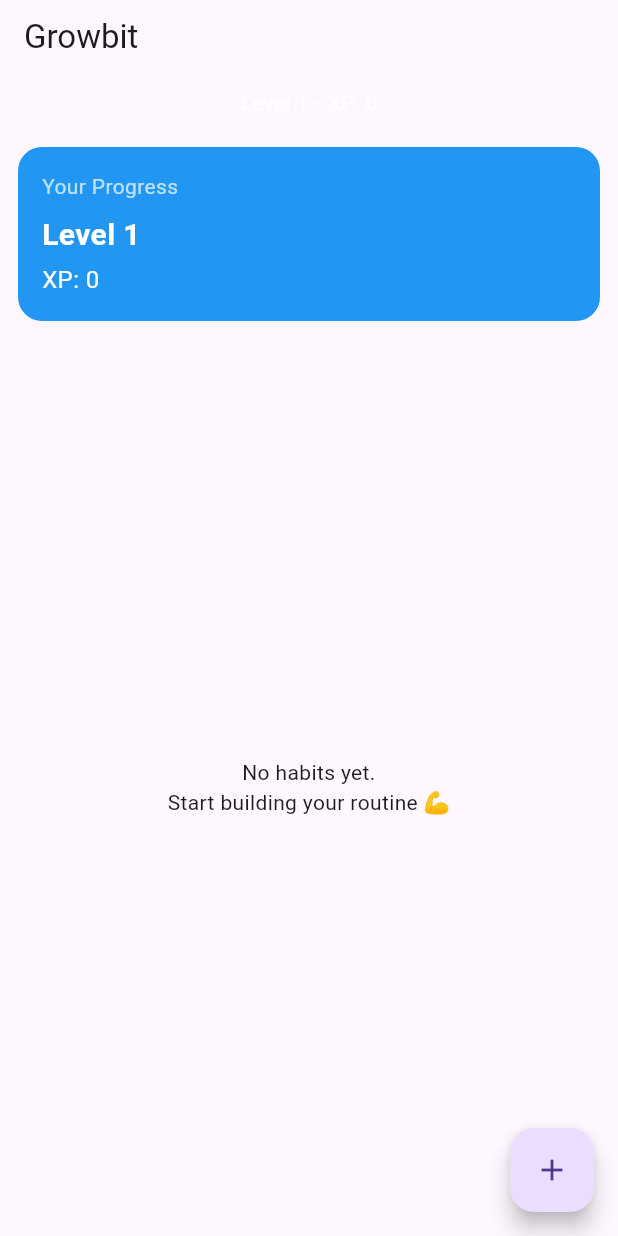
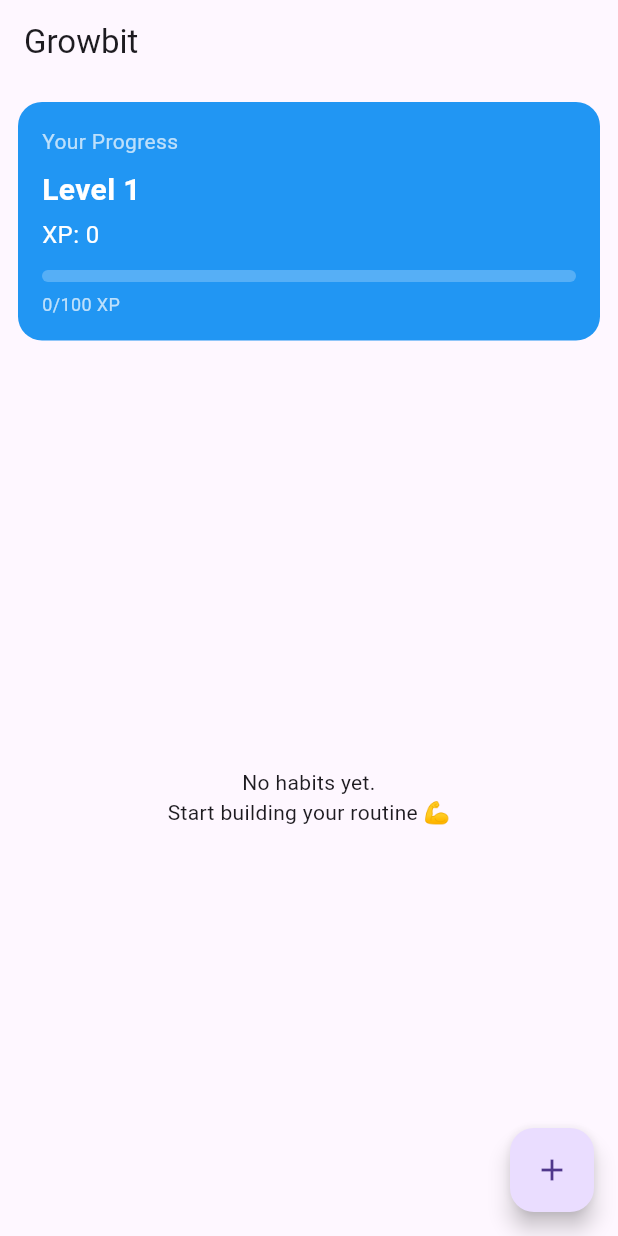
Before and after one commit to Murito-01/growbit, a Flutter app: the screen it shows after launch, on a phone screen of 412 x 824 dp. Run offline on Flutter 3.47's test engine with Material 3 defaults, Android fonts, the phone set to English and light mode, and no system bars; our stand-ins replace shared_preferences.

Commit message:
Improve UI progress bar XP

```diff
--- a/lib/screens/home_screen.dart
+++ b/lib/screens/home_screen.dart
@@ -14,6 +14,8 @@ class HomeScreen extends StatefulWidget {
 class _HomeScreenState extends State<HomeScreen> {
   List<Habit> habits = [];
   UserProgress userProgress = UserProgress();
+
+  final int xpPerLevel = 100;
 
   @override
   void initState() {
@@ -135,24 +137,13 @@ class _HomeScreenState extends State<HomeScreen> {
 
   @override
   Widget build(BuildContext context) {
+    double progress = (userProgress.xp % xpPerLevel) / xpPerLevel;
+
     return Scaffold(
-      appBar: AppBar(
-        title: const Text("Growbit"),
-        bottom: PreferredSize(
-          preferredSize: const Size.fromHeight(30),
-          child: Padding(
-            padding: const EdgeInsets.all(8.0),
-            child: Text(
-              "Level ${userProgress.level} • XP: ${userProgress.xp}",
-              style: const TextStyle(color: Colors.white),
-            ),
-          ),
-        ),
-      ),
-
+      appBar: AppBar(title: const Text("Growbit")),
       body: Column(
         children: [
-          // 🔥 HEADER (XP + LEVEL)
+          // 🔥 HEADER
           Container(
             width: double.infinity,
             margin: const EdgeInsets.all(12),
@@ -181,6 +172,29 @@ class _HomeScreenState extends State<HomeScreen> {
                 Text(
                   "XP: ${userProgress.xp}",
                   style: const TextStyle(color: Colors.white, fontSize: 16),
+                ),
+
+                const SizedBox(height: 12),
+
+                // 🔥 PROGRESS BAR
+                ClipRRect(
+                  borderRadius: BorderRadius.circular(8),
+                  child: LinearProgressIndicator(
+                    value: progress,
+                    minHeight: 8,
+                    backgroundColor: Colors.white24,
+                    valueColor: const AlwaysStoppedAnimation<Color>(
+                      Colors.white,
+                    ),
+                  ),
+                ),
+
+                const SizedBox(height: 6),
+
+                // 🔹 OPTIONAL TEXT
+                Text(
+                  "${userProgress.xp % xpPerLevel}/$xpPerLevel XP",
+                  style: const TextStyle(color: Colors.white70, fontSize: 12),
                 ),
               ],
             ),
```
